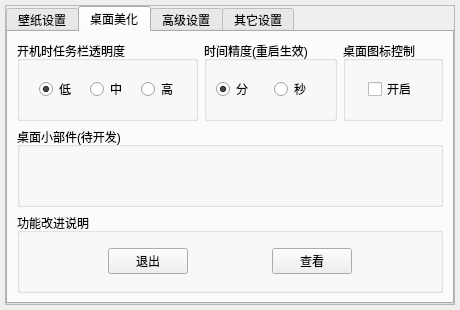
This is src/dialog.ui in yjmthu/Neobox as Qt 5 draws it before an edit. The edited form follows.
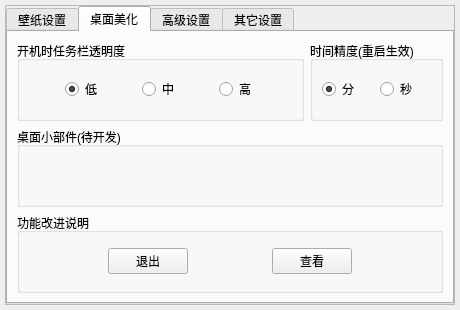
This is the edited form. The open tabs and pages were chosen to show the change. Icons and pictures are not drawn.

```diff
--- a/src/dialog.ui
+++ b/src/dialog.ui
@@ -639,72 +639,6 @@
               </layout>
              </widget>
             </item>
-            <item>
-             <widget class="QGroupBox" name="groupBox_22">
-              <property name="sizePolicy">
-               <sizepolicy hsizetype="MinimumExpanding" vsizetype="Preferred">
-                <horstretch>0</horstretch>
-                <verstretch>0</verstretch>
-               </sizepolicy>
-              </property>
-              <property name="maximumSize">
-               <size>
-                <width>100</width>
-                <height>16777215</height>
-               </size>
-              </property>
-              <property name="mouseTracking">
-               <bool>false</bool>
-              </property>
-              <property name="statusTip">
-               <string/>
-              </property>
-              <property name="title">
-               <string>桌面图标控制</string>
-              </property>
-              <layout class="QHBoxLayout" name="horizontalLayout_31">
-               <item>
-                <spacer name="horizontalSpacer">
-                 <property name="orientation">
-                  <enum>Qt::Horizontal</enum>
-                 </property>
-                 <property name="sizeHint" stdset="0">
-                  <size>
-                   <width>40</width>
-                   <height>20</height>
-                  </size>
-                 </property>
-                </spacer>
-               </item>
-               <item>
-                <widget class="QCheckBox" name="checkBox_4">
-                 <property name="toolTip">
-                  <string>鼠标在桌面左边缘上下滑动显示桌面图标，在右边缘上下滑动隐藏桌面图标。</string>
-                 </property>
-                 <property name="statusTip">
-                  <string>*鼠标在桌面左边缘上下滑动显示桌面图标，在右边缘上下滑动隐藏桌面图标。</string>
-                 </property>
-                 <property name="text">
-                  <string>开启</string>
-                 </property>
-                </widget>
-               </item>
-               <item>
-                <spacer name="horizontalSpacer_2">
-                 <property name="orientation">
-                  <enum>Qt::Horizontal</enum>
-                 </property>
-                 <property name="sizeHint" stdset="0">
-                  <size>
-                   <width>40</width>
-                   <height>20</height>
-                  </size>
-                 </property>
-                </spacer>
-               </item>
-              </layout>
-             </widget>
-            </item>
            </layout>
           </item>
           <item>
```
